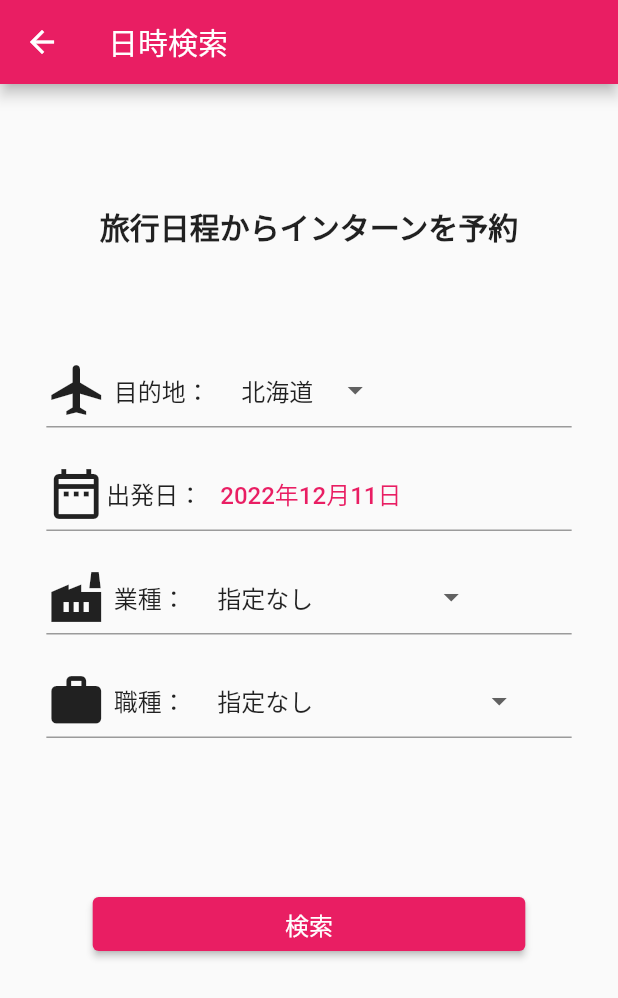
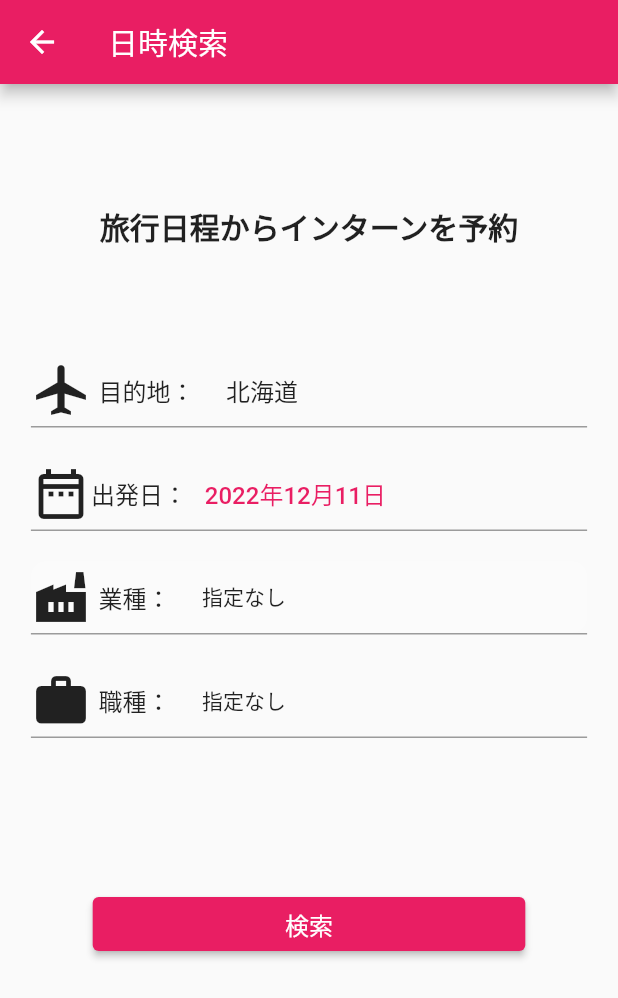
Before and after one commit to hachimitsuboy/intern_trip, a Flutter app: the HomeScreen screen opened directly, on a phone screen of 412 x 824 dp. Shown: the top 998 px of the screen. Run offline on Flutter 3.47's test engine with Material 2 defaults, Android fonts, the light colour scheme and no system bars; our stand-ins replace firebase_auth, firebase_core, flutter_riverpod, lottie, riverpod; accounts and stored records are empty.

Commit message:
ホーム画面を構成するウィジェットの細かな修正

```diff
--- a/lib/view/home_screen/children/departure_date_picker.dart
+++ b/lib/view/home_screen/children/departure_date_picker.dart
@@ -11,7 +11,7 @@ class DepartureDatePicker extends ConsumerWidget {
     return Container(
       decoration: const BoxDecoration(
           border: Border(bottom: BorderSide(color: Colors.black38))),
-      width: MediaQuery.of(context).size.width * 0.85,
+      width: MediaQuery.of(context).size.width * 0.9,
       child: Row(
         children: [
           const Icon(
--- a/lib/view/home_screen/children/goal_drop_down_button.dart
+++ b/lib/view/home_screen/children/goal_drop_down_button.dart
@@ -66,7 +66,7 @@ class GoalDropDownButton extends ConsumerWidget {
           ),
         ),
       ),
-      width: MediaQuery.of(context).size.width * 0.85,
+      width: MediaQuery.of(context).size.width * 0.9,
       child: Row(
         children: [
           const Icon(
@@ -77,6 +77,7 @@ class GoalDropDownButton extends ConsumerWidget {
           const Text('目的地：　', style: TextStyle(fontSize: 16)),
           const SizedBox(width: 5),
           DropdownButton(
+            icon: const SizedBox(),
             underline: const SizedBox(),
             value: dropdownValue,
             items: prefectures.map<DropdownMenuItem<String>>(
--- a/lib/view/home_screen/children/industry_drop_down_button.dart
+++ b/lib/view/home_screen/children/industry_drop_down_button.dart
@@ -5,15 +5,15 @@ import 'package:intern_trip/auth/provider/industry_provider.dart';
 final List<String> industries = [
   '指定なし',
   'IT・通信',
-  'メーカー（機械・\n電気）',
-  'メーカー（素材・\n化学・食品）',
-  'メーカー（医療・\n薬品）',
+  'メーカー（機械・電気）',
+  'メーカー（素材・化学・食品）',
+  'メーカー（医療・薬品）',
   'メーカー（その他）',
   '建設',
   '不動産',
   '医療・薬品',
   '金融',
-  'コンサルティング\nリサーチ',
+  'コンサルティングリサーチ',
   '広告',
   'メディア',
   '総合商社',
@@ -26,7 +26,6 @@ final List<String> industries = [
   '農林水産・鉱山',
   'その他',
 ];
-
 
 class IndustriesDropDownButton extends ConsumerWidget {
   const IndustriesDropDownButton({Key? key}) : super(key: key);
@@ -43,8 +42,12 @@ class IndustriesDropDownButton extends ConsumerWidget {
           ),
         ),
       ),
-      width: MediaQuery.of(context).size.width * 0.85,
-      child: SizedBox(
+      width: MediaQuery.of(context).size.width * 0.9,
+      child: Container(
+        decoration: BoxDecoration(
+          color: Colors.white12,
+          borderRadius: BorderRadius.circular(10),
+        ),
         child: Row(
           children: [
             const Icon(
@@ -54,7 +57,9 @@ class IndustriesDropDownButton extends ConsumerWidget {
             const SizedBox(width: 5),
             const Text('業種：　', style: TextStyle(fontSize: 16)),
             const SizedBox(width: 5),
-            DropdownButton(
+            Center(
+              child: DropdownButton(
+                icon: const SizedBox(),
                 underline: const SizedBox(),
                 value: industryDropdownValue,
                 items: industries.map<DropdownMenuItem<String>>(
@@ -63,7 +68,7 @@ class IndustriesDropDownButton extends ConsumerWidget {
                       value: value,
                       child: Text(
                         value,
-                      style: const TextStyle(fontSize: 16),
+                        style: const TextStyle(fontSize: 14),
                       ),
                     );
                   },
@@ -72,6 +77,7 @@ class IndustriesDropDownButton extends ConsumerWidget {
                   ref.read(industryProvider.notifier).state = value!;
                 },
               ),
+            ),
           ],
         ),
       ),
--- a/lib/view/home_screen/children/occupation_drop_down_button.dart
+++ b/lib/view/home_screen/children/occupation_drop_down_button.dart
@@ -5,28 +5,28 @@ import 'package:intern_trip/auth/provider/occupation_provider.dart';
 final List<String> occupations = [
   '指定なし',
   '研究開発職',
-  '設計・開発職（メカ・\n部品等）',
-  '生産技術・工法開発・\n生産管理職',
+  '設計・開発職（メカ・部品等）',
+  '生産技術・工法開発・生産管理職',
   '品質管理・メンテナンス',
   'システムエンジニア',
-  '組み込み開発\nエンジニア',
+  '組み込み開発エンジニア',
   'AIエンジニア',
   'データサイエンティスト',
   'Webエンジニア',
-  'ネットワーク/\nインフラエンジニア',
+  'ネットワーク/インフラエンジニア',
   'セキュリティエンジニア',
   'システム運用・保守',
   '建築設計',
   'プラントエンジニア',
   '知的財産部門',
   'その他技術色',
-  '技術営業\n（セールスエンジニア）',
+  '技術営業（セールスエンジニア）',
   'ゲーム系エンジニア',
-  'Webプロデューサー・\nディレクター',
-  'Webデザイナー・\nUI/UXデザイナー',
+  'Webプロデューサー・ディレクター',
+  'Webデザイナー・UI/UXデザイナー',
   'コンサルタント',
   '金融専門職',
-  'マーケティング・\n商品企画',
+  'マーケティング・商品企画',
   '総合職',
   '企画・管理',
   '営業',
@@ -34,7 +34,7 @@ final List<String> occupations = [
   '看護師',
   '歯科医',
   '薬剤師',
-  '医療技師\n（臨床検査技師など）',
+  '医療技師（臨床検査技師など）',
   'その他',
 ];
 
@@ -47,13 +47,12 @@ class OccupationDropDownButton extends ConsumerWidget {
 
     return Container(
       decoration: const BoxDecoration(
-        border: Border(
-          bottom: BorderSide(
-            color: Colors.black38,
-          ),
-        )
-      ),
-      width: MediaQuery.of(context).size.width*0.85,
+          border: Border(
+        bottom: BorderSide(
+          color: Colors.black38,
+        ),
+      )),
+      width: MediaQuery.of(context).size.width * 0.9,
       child: Row(
         children: [
           const Icon(
@@ -64,15 +63,16 @@ class OccupationDropDownButton extends ConsumerWidget {
           const Text('職種：　', style: TextStyle(fontSize: 16)),
           const SizedBox(width: 5),
           DropdownButton(
+            icon: const SizedBox(),
             underline: const SizedBox(),
             value: occupationDropdownValue,
             items: occupations.map<DropdownMenuItem<String>>(
-                  (String value) {
+              (String value) {
                 return DropdownMenuItem<String>(
                   value: value,
                   child: Text(
                     value,
-                    style: const TextStyle(fontSize: 16),
+                    style: const TextStyle(fontSize: 14),
                     maxLines: 3,
                   ),
                 );
```
Lines whose indentation alone changed are shown as unchanged.
